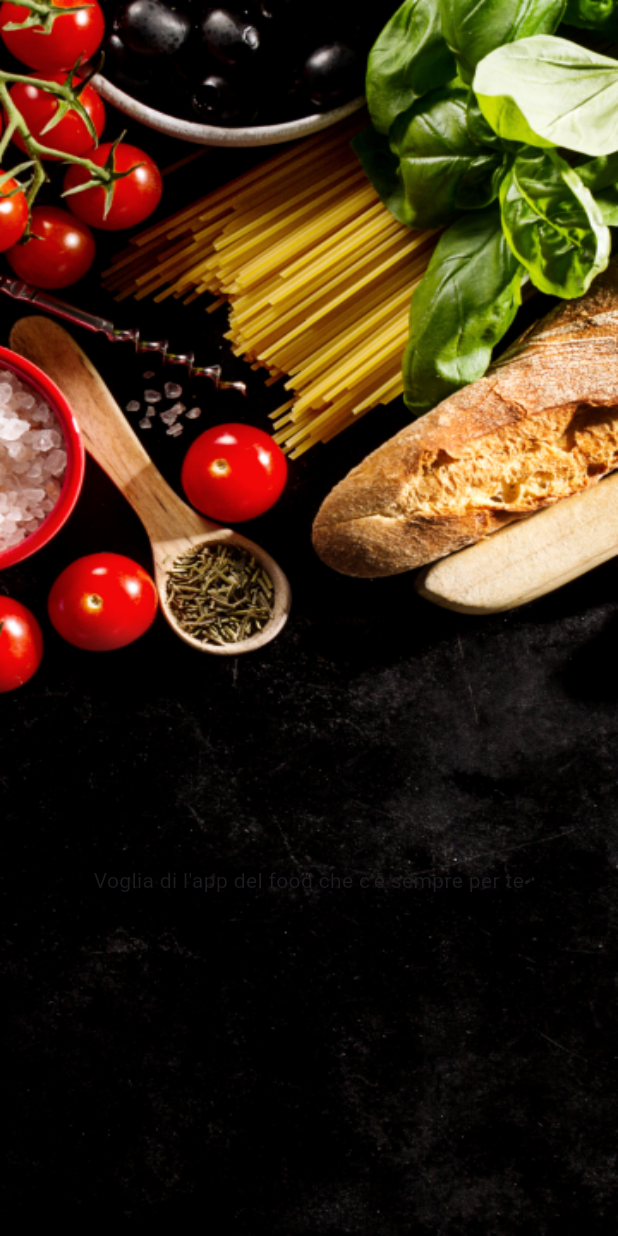
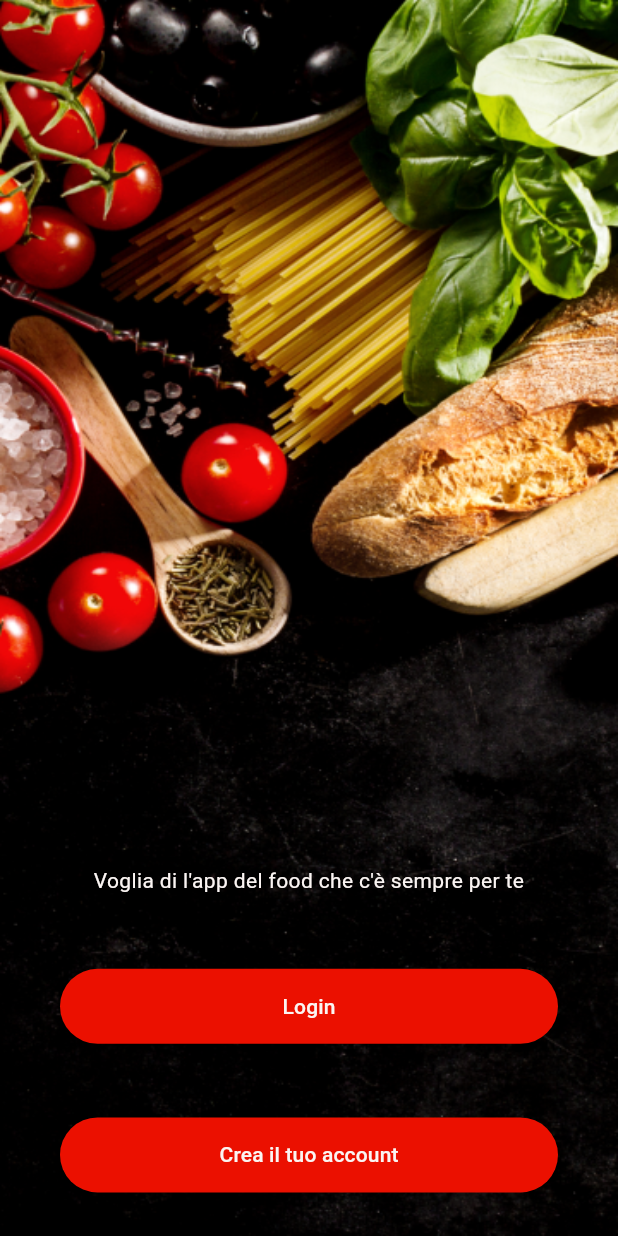
Before and after one commit to auri9945/vogliadifood_app, a Flutter app: the screen it shows after launch, on a phone screen of 412 x 824 dp. Run offline on Flutter 3.47's test engine with Material 3 defaults, Android fonts, the light colour scheme and no system bars.

```diff
--- a/lib/main.dart
+++ b/lib/main.dart
@@ -1,4 +1,5 @@
 import 'package:flutter/material.dart';
+import 'package:vogliadifood_app/utils/colors.dart';
 import './screens/spashScreen.dart';
 
 void main() {
@@ -14,9 +15,23 @@ class MyApp extends StatelessWidget {
     return MaterialApp(
       title: 'Flutter Demo',
       theme: ThemeData(
-        colorScheme: ColorScheme.fromSeed(seedColor: Colors.deepPurple),
-        useMaterial3: true,
-      ),
+        primarySwatch: Colors.red,
+        elevatedButtonTheme: ElevatedButtonThemeData(style: ButtonStyle(backgroundColor: MaterialStateProperty.all(
+          AppColors.Rosso,
+
+
+        ),
+          shape: MaterialStateProperty.all(
+              StadiumBorder(),
+          ),
+        ),
+        ),
+        textTheme: TextTheme(
+          bodyText2: TextStyle
+            (color: AppColors.Bianco,),),),
+        // colorScheme: ColorScheme.fromSeed(seedColor: Colors.deepPurple),
+        // useMaterial3: true,
+
       home: SplashScreen(),
     );
   }
--- a/lib/screens/spashScreen.dart
+++ b/lib/screens/spashScreen.dart
@@ -33,17 +33,36 @@ class SplashScreen extends StatelessWidget {
             Flexible(child: Text(
         "Voglia di l'app del food che c'è sempre per te",
               textAlign: TextAlign.center,
+
             ),),
 
- //            Spacer(),
- // SizedBox(
- //              width: double.infinity,
- //              height: 50,
- //              child: ElevatedButton(
- //                onPressed: (){},child: Text("Login"),),
- //            )
+Spacer(),
+            SizedBox(
+ width: double.infinity,
+height: 50,
+child: ElevatedButton(
+ onPressed: (){},
+  style: TextButton.styleFrom(
+    primary: AppColors.Bianco, // Text Color
+  ),
+  child: Text("Login"),
+),
+ ),
+            Spacer(),
+            SizedBox(
+              width: double.infinity,
+              height: 50,
+              child: ElevatedButton(
+                onPressed: (){},
+                style: TextButton.styleFrom(
+                  primary: AppColors.Bianco, // Text Color
+                ),
+                child: Text("Crea il tuo account"),
+              ),
+            )
+            //minutaggio 15:56
+          ],
 
-          ],
         ),
           ))
           ],
--- a/lib/utils/colors.dart
+++ b/lib/utils/colors.dart
@@ -5,7 +5,7 @@ class AppColors{
   static final Color Orange = const Color(0xFFED9831);
   static final Color Rosso = const Color(0xFFEB1000);
   static final Color Text = const Color(0xFF08090E);
-  static final Color Sfondo = const Color(0xFFFBF5F3);
+  static final Color Bianco = const Color(0xFFFBF5F3);
   static final Color Grigio = const Color(0xFF8A9597);
   static final Color location = const Color(0xFF46A848);
 
```
